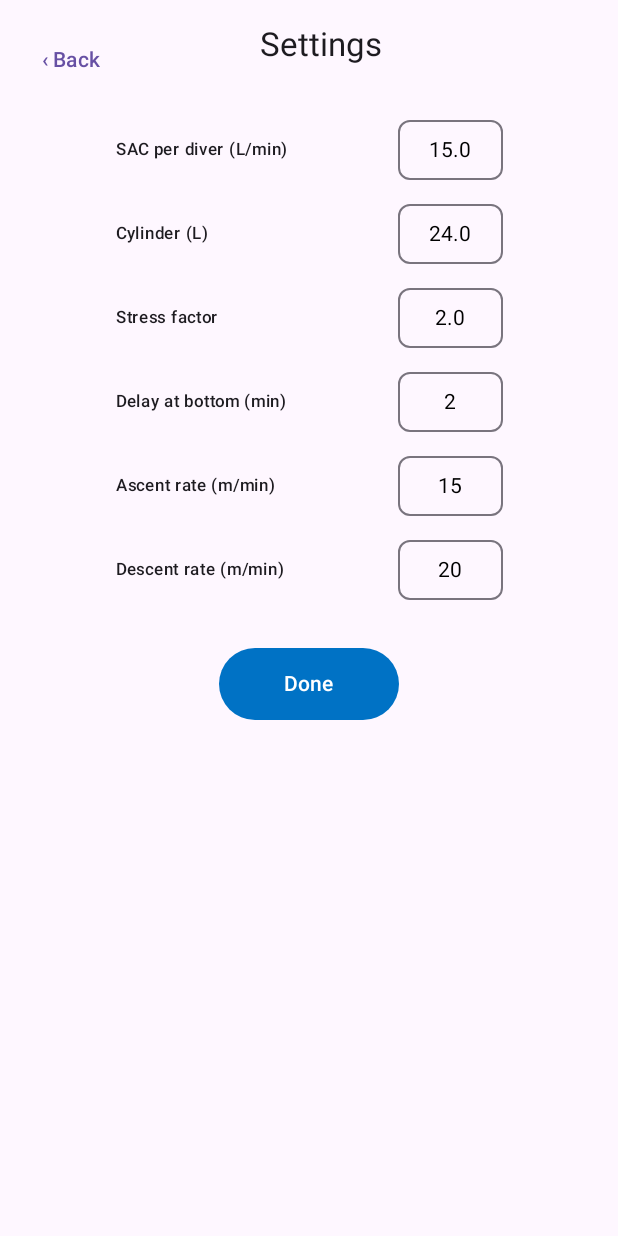
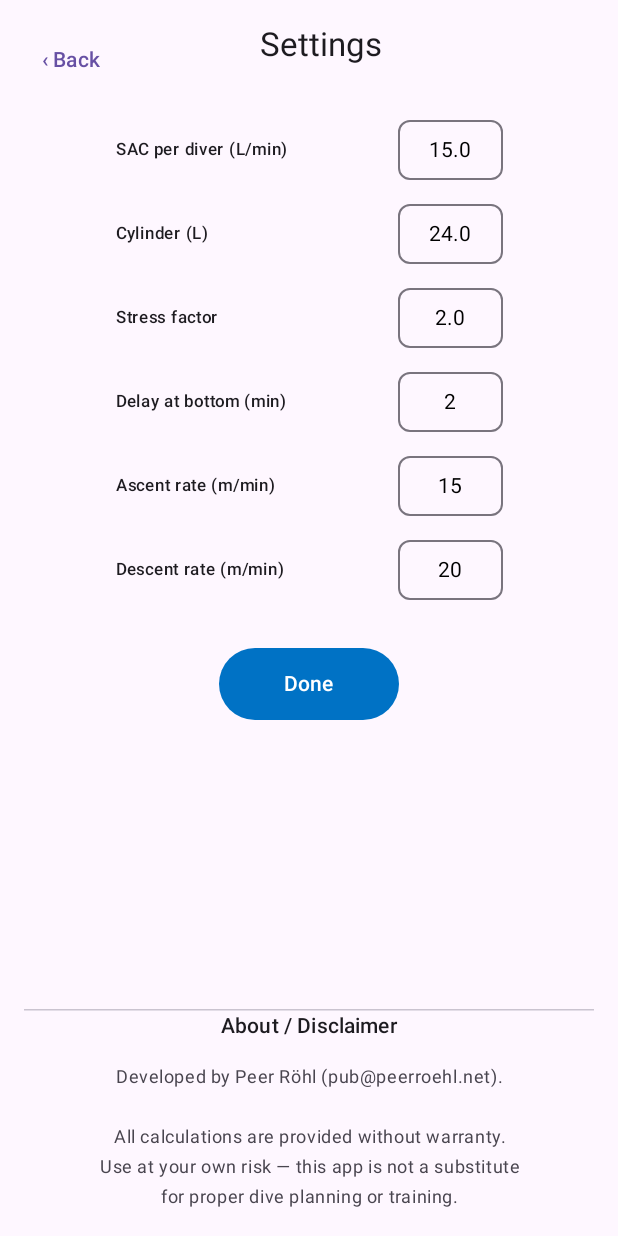
Before and after one commit to peer-crypto/peersTT, an Android app built with Jetpack Compose: the SettingsScreen screen opened through its navigation route, on a phone screen of 412 x 824 dp. Run offline under Robolectric (Android 15) with nearby library versions, the phone set to English and light mode, and no system bars.

Commit message:
HeJump besser

```diff
--- a/app/src/main/java/com/example/ptt/ui/screens/SettingsScreen.kt
+++ b/app/src/main/java/com/example/ptt/ui/screens/SettingsScreen.kt
@@ -1,6 +1,6 @@
 package com.example.ptt.ui.screens
 
-import androidx.activity.compose.LocalOnBackPressedDispatcherOwner
+import android.R.attr.horizontalDivider
 import androidx.compose.runtime.*
 import androidx.compose.material3.*
 import androidx.compose.foundation.layout.*
@@ -10,14 +10,11 @@ import androidx.compose.ui.Alignment
 import androidx.compose.ui.Modifier
 import androidx.compose.ui.graphics.Color
 import androidx.compose.ui.platform.LocalFocusManager
+import androidx.compose.ui.text.style.TextAlign
 import androidx.compose.ui.unit.dp
-import androidx.navigation.NavHostController
+import androidx.compose.ui.unit.sp
 import com.example.ptt.domain.settings.SettingsRepository
 import com.example.ptt.ui.components.CompactNumberField
-
-
-
-
 
 @Composable
 fun SettingsScreen(
@@ -98,11 +95,33 @@ fun SettingsScreen(
         Button(
             onClick = { focus.clearFocus(); onBack() },
             modifier = Modifier.width(120.dp).height(48.dp),
-                    colors = ButtonDefaults.buttonColors(
-                    containerColor = Color(0xFF0072C5),
-            contentColor = Color.White
-        ),
+            colors = ButtonDefaults.buttonColors(
+                containerColor = Color(0xFF0072C5),
+                contentColor = Color.White
+            ),
         ) { Text("Done") }
+
+        Spacer(Modifier.weight(1f))
+
+        HorizontalDivider()
+
+        SectionTitle("About / Disclaimer")
+
+        Text(
+            "Developed by Peer Röhl (pub@peerroehl.net).\n\n" +
+                    "All calculations are provided without warranty.\n" +
+                    "Use at your own risk — this app is not a substitute\n" +
+                    "for proper dive planning or training.",
+            style = MaterialTheme.typography.bodySmall,
+            color = MaterialTheme.colorScheme.onSurfaceVariant,
+            textAlign = TextAlign.Center,
+            lineHeight = 20.sp,
+            modifier = Modifier
+                .fillMaxWidth()
+                .padding(top = 8.dp)
+        )
+
+
     }
 }
 
```
